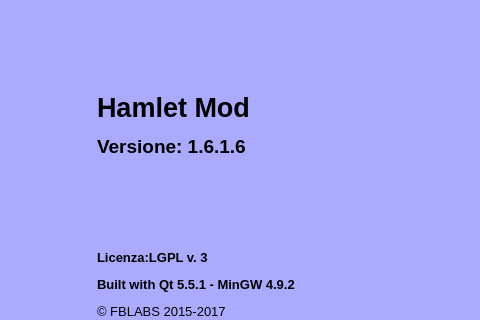
Before: the Qt Designer form mainwindow.ui in fblabs/hamlet-mod-sancon, drawn with Qt 5; both pictures show x 326 to 806 and y 0 to 320 of the 979 by 780 pixel window.
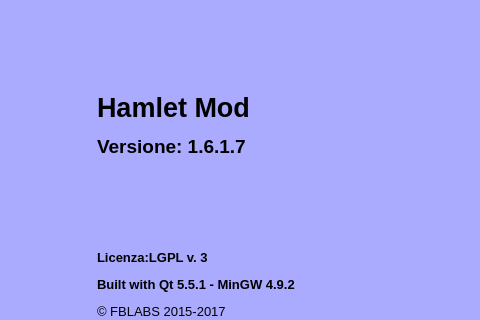
After: the same form once the commit is applied. Icons and pictures are not drawn.

```diff
--- a/mainwindow.ui
+++ b/mainwindow.ui
@@ -539,7 +539,7 @@
       <item>
        <widget class="QLabel" name="label_2">
         <property name="text">
-         <string>&lt;html&gt;&lt;head/&gt;&lt;body&gt;&lt;p&gt;&lt;span style=&quot; font-size:20pt; font-weight:600;&quot;&gt;Hamlet Mod&lt;/span&gt;&lt;/p&gt;&lt;p&gt;&lt;span style=&quot; font-size:14pt; font-weight:600;&quot;&gt;Versione: 1.6.1.6&lt;/span&gt;&lt;/p&gt;&lt;p&gt;&lt;br/&gt;&lt;/p&gt;&lt;p&gt;&lt;br/&gt;&lt;/p&gt;&lt;p&gt;&lt;span style=&quot; font-size:10pt; font-weight:600;&quot;&gt;Licenza:LGPL v. 3&lt;/span&gt;&lt;/p&gt;&lt;p&gt;&lt;span style=&quot; font-size:10pt; font-weight:600;&quot;&gt;Built with Qt 5.5.1 - MinGW 4.9.2&lt;/span&gt;&lt;/p&gt;&lt;p&gt;&lt;span style=&quot; font-size:10pt;&quot;&gt;© FBLABS 2015-2017&lt;/span&gt;&lt;/p&gt;&lt;p&gt;&lt;a href=&quot;https://www.github.com/fblabs/hamlet-mod-sancon&quot;&gt;&lt;span style=&quot; text-decoration: underline; color:#0000ff;&quot;&gt;Sorgenti (github)&lt;/span&gt;&lt;/a&gt;&lt;/p&gt;&lt;/body&gt;&lt;/html&gt;</string>
+         <string>&lt;html&gt;&lt;head/&gt;&lt;body&gt;&lt;p&gt;&lt;span style=&quot; font-size:20pt; font-weight:600;&quot;&gt;Hamlet Mod&lt;/span&gt;&lt;/p&gt;&lt;p&gt;&lt;span style=&quot; font-size:14pt; font-weight:600;&quot;&gt;Versione: 1.6.1.7&lt;/span&gt;&lt;/p&gt;&lt;p&gt;&lt;br/&gt;&lt;/p&gt;&lt;p&gt;&lt;br/&gt;&lt;/p&gt;&lt;p&gt;&lt;span style=&quot; font-size:10pt; font-weight:600;&quot;&gt;Licenza:LGPL v. 3&lt;/span&gt;&lt;/p&gt;&lt;p&gt;&lt;span style=&quot; font-size:10pt; font-weight:600;&quot;&gt;Built with Qt 5.5.1 - MinGW 4.9.2&lt;/span&gt;&lt;/p&gt;&lt;p&gt;&lt;span style=&quot; font-size:10pt;&quot;&gt;© FBLABS 2015-2017&lt;/span&gt;&lt;/p&gt;&lt;p&gt;&lt;a href=&quot;https://www.github.com/fblabs/hamlet-mod-sancon&quot;&gt;&lt;span style=&quot; text-decoration: underline; color:#0000ff;&quot;&gt;Sorgenti (github)&lt;/span&gt;&lt;/a&gt;&lt;/p&gt;&lt;/body&gt;&lt;/html&gt;</string>
         </property>
         <property name="scaledContents">
          <bool>false</bool>
```
Left out of the diff: 2 changed lines with no effect on the pictures.
